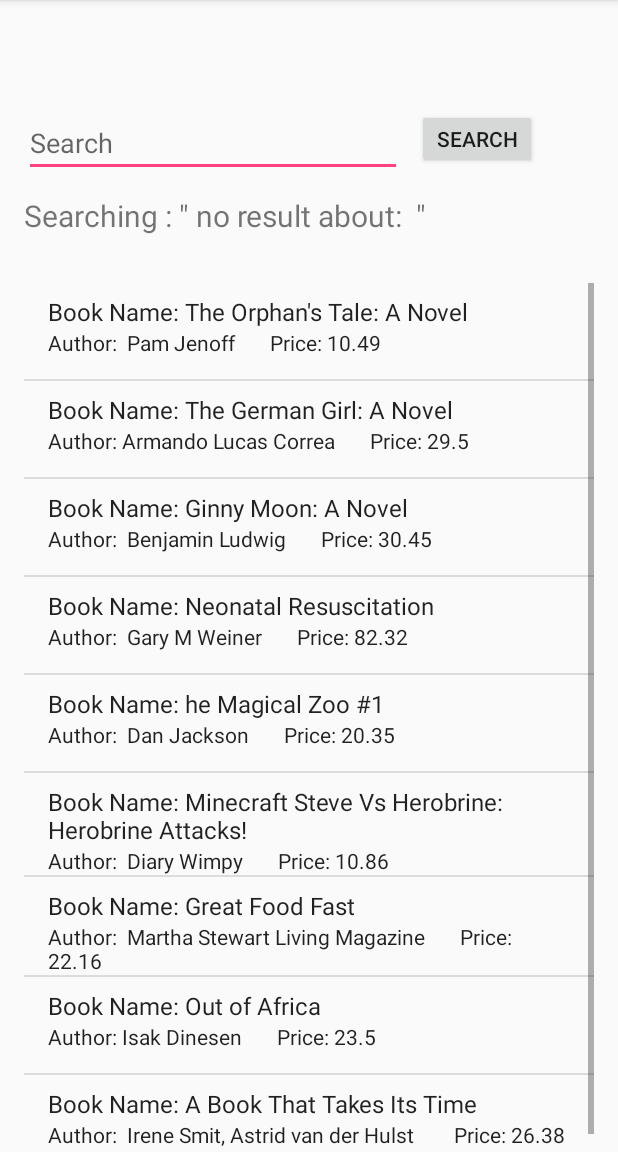
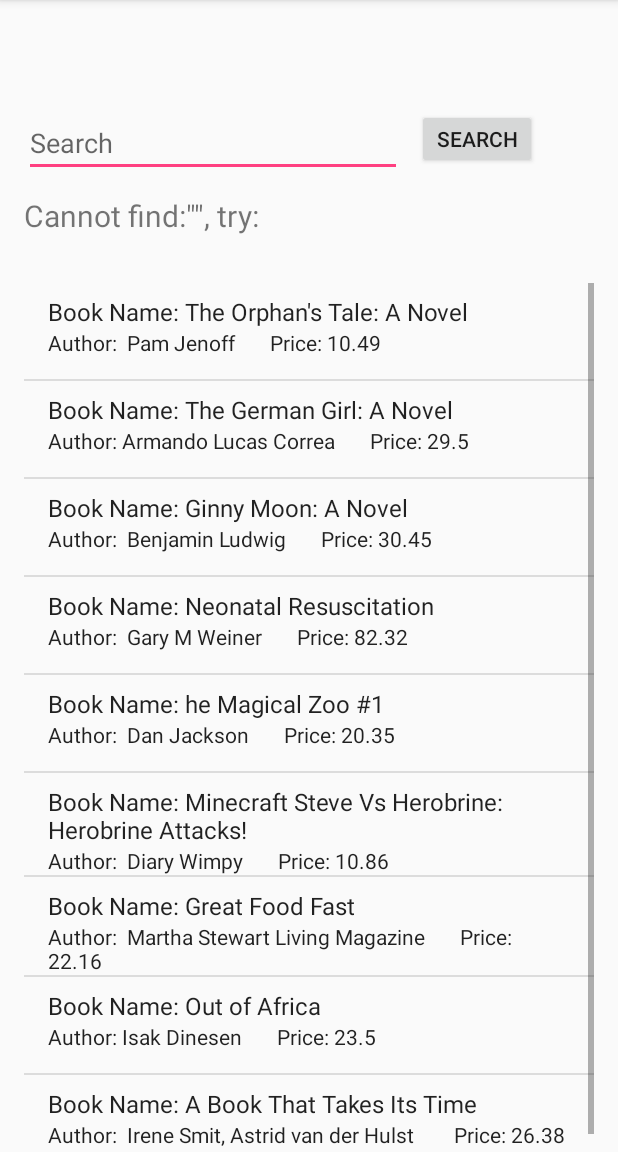
Before and after one commit to GraceJi0/project, an Android app: the screen it shows after launch (SearchActivity), after a tap on "SEARCH", on a phone screen of 412 x 824 dp, the part 84-1236 px from its top. Run offline under Robolectric (Android 15) with nearby library versions, the phone set to English and light mode, and no system bars.

Commit message:
modify result display

```diff
--- a/Project/BookOrderingSystem/app/src/main/java/comp3350project/bookorderingsystem/presentation/SearchActivity.java
+++ b/Project/BookOrderingSystem/app/src/main/java/comp3350project/bookorderingsystem/presentation/SearchActivity.java
@@ -40,30 +40,40 @@ public class SearchActivity extends AppCompatActivity {
 
         Intent intent = getIntent();
         message = intent.getStringExtra(MainActivity.EXTRA_MESSAGE);
-        searchBook(message);
-        if(founds.size()==0)
-        {
-            String newString="no result about: "+message;
-            message=newString;
-        }
+        String search = message;    //get the name of the book
+        String output = ""; //display the searching result
+        searchBook(search);
+
         TextView textView = (TextView) findViewById(R.id.Searchkey);
         textView.setTextSize(20);
 
-        char[]splitMessage = message.toCharArray();
-        String output = ""; //the output
-        int MAX_NUM = 30;   //max number of char to display
+        String limit = "";   //make only MAX_NUM chars can be view
+        char[] splitMessage = search.toCharArray();
+        int MAX_NUM = 20;   //max number of char to display
         int i = 0;  //only display first 10 available chars
-        while((i<MAX_NUM)&&(i<splitMessage.length))
-        {
-            output += String.valueOf(splitMessage[i]);
+        while ((i < MAX_NUM) && (i < splitMessage.length)) {
+            limit += String.valueOf(splitMessage[i]);
             i++;
         }
-        if(splitMessage.length>MAX_NUM)
-            output+= "...";
-        textView.setText("Searching : "+"\" "+output+" \"");
+        if (splitMessage.length > MAX_NUM)
+            limit += "...";
+
+        if(founds.size()==0)
+        {
+            output="Cannot find:\"";
+            output += limit;
+            output += "\", try:";
+            textView.setText(output);
+        }
+        else
+        {
+            output = "Searching : \"";
+            output += limit;
+            output += "\"";
+            textView.setText(output);
+        }
         ViewGroup layout = (ViewGroup) findViewById(R.id.activity_search);
         //layout.addView(textView);
-
     }
 
     public void sendSearch(View view)
@@ -98,8 +108,8 @@ public class SearchActivity extends AppCompatActivity {
                         View view = super.getView(position, convertView, parent);
                         TextView text1 = (TextView) view.findViewById(android.R.id.text1);
                         TextView text2 = (TextView) view.findViewById(android.R.id.text2);
-                        text1.setText("Book Name: " + founds.get(position).getName());
-                        text2.setText("Author: " + founds.get(position).getBookAuthor() + "       Price: " + founds.get(position).getBookPrice());
+                        text1.setText(founds.get(position).getName());
+                        text2.setText("Author: " + founds.get(position).getBookAuthor() + "         $" + founds.get(position).getBookPrice());
                         return view;
                     }
                 };
@@ -114,8 +124,8 @@ public class SearchActivity extends AppCompatActivity {
                         View view = super.getView(position, convertView, parent);
                         TextView text1 = (TextView) view.findViewById(android.R.id.text1);
                         TextView text2 = (TextView) view.findViewById(android.R.id.text2);
-                        text1.setText("Book Name: " + books.get(position).getName());
-                        text2.setText("Author: " + books.get(position).getBookAuthor() + "       Price: " + books.get(position).getBookPrice());
+                        text1.setText(books.get(position).getName());
+                        text2.setText("Author: " + books.get(position).getBookAuthor() + "         $" + books.get(position).getBookPrice());
                         return view;
                     }
                 };
```
